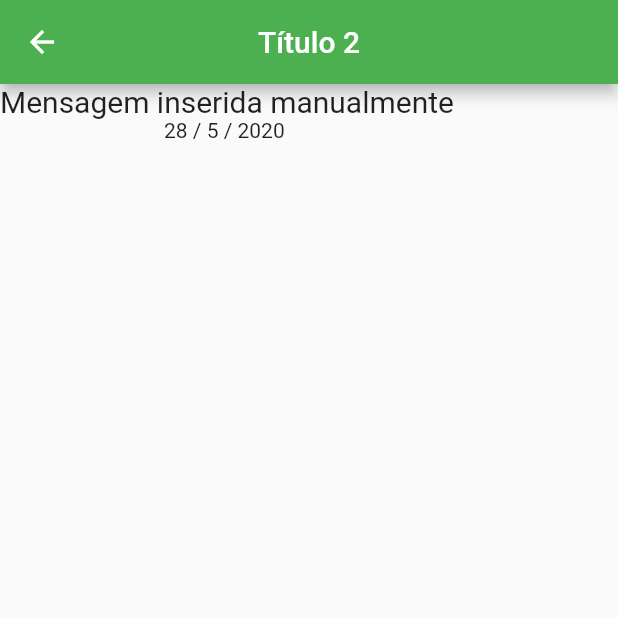
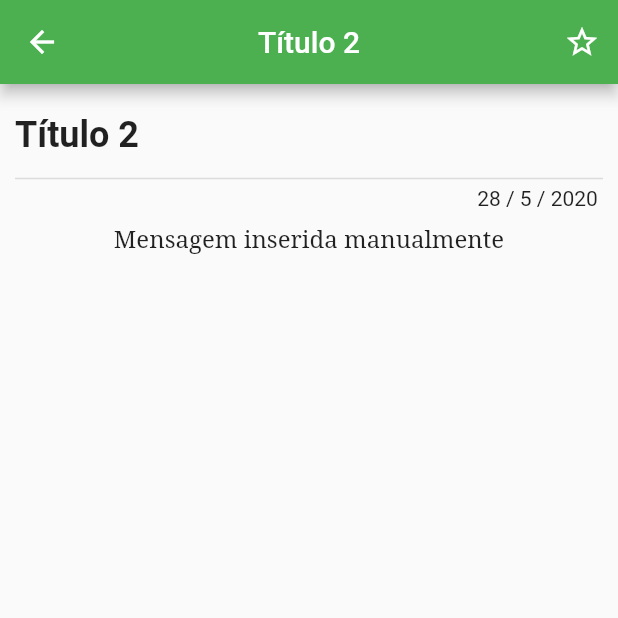
Before and after one commit to jung1989/app_comunica_if, a Flutter app: the Principal screen opened directly, after a tap on "Título 2", on a phone screen of 412 x 824 dp, the top half of it. Run offline on Flutter 3.47's test engine with Material 2 defaults, Android fonts, the phone set to English and light mode, and no system bars; Roboto replaces fonts that are missing (Raleway).

Commit message:
Atualização de todas telas.

```diff
--- a/lib/model/mensagem.dart
+++ b/lib/model/mensagem.dart
@@ -10,6 +10,7 @@ class Mensagem {
   String        conteudo;
   DateTime      dataHoraPublicacao;
   bool          lida;
+  bool          favorita;
 
 
 }
--- /dev/null
+++ b/lib/testes/banco_ficticio.dart
@@ -0,0 +1,129 @@
+
+import 'package:app_comunica_if/model/mensagem.dart';
+import 'package:app_comunica_if/model/noticia.dart';
+
+
+class BancoFiciticio {
+
+  static List<Mensagem> _mensagensBanco;
+  static List<Noticia> _noticiasBanco;
+
+  static List<Mensagem>  get mensagensBanco {
+    if(_mensagensBanco == null) {
+      _carregarMensagens();
+    }
+    return _mensagensBanco;
+  }
+
+  static List<Noticia>  get noticiasBanco {
+    if(_noticiasBanco == null) {
+      _carregarNoticias();
+    }
+    return _noticiasBanco;
+  }
+
+  static List<Mensagem>  mensagensLidas() {
+    List<Mensagem> lidas = List();
+    lidas.addAll(mensagensBanco);
+    lidas.retainWhere((mensagem) => mensagem.lida);
+    return lidas;
+  }
+
+  static List<Mensagem>  mensagensNaoLidas() {
+    List<Mensagem> naoLidas = List();
+    naoLidas.addAll(mensagensBanco);
+    naoLidas.retainWhere((mensagem) => !mensagem.lida);
+    return naoLidas;
+  }
+
+  static List<Mensagem>  mensagensFavoritas() {
+    List<Mensagem> favoritas = List();
+    favoritas.addAll(mensagensBanco);
+    favoritas.retainWhere((mensagem) => mensagem.favorita);
+    return favoritas;
+  }
+
+  static void _carregarMensagens() {
+
+    _mensagensBanco = List();
+
+    Mensagem m1 = Mensagem();
+    m1.titulo = "Título 1";
+    m1.conteudo = "Conteúdo da mensagem inserida manualmente";
+    m1.lida = true;
+    m1.favorita = true;
+    m1.dataHoraPublicacao = DateTime.now();
+    _mensagensBanco.add(m1);
+
+    Mensagem m2 = Mensagem();
+    m2.titulo = "Título 2";
+    m2.conteudo = "Mensagem inserida manualmente";
+    m2.lida = false;
+    m2.favorita = false;
+    m2.dataHoraPublicacao = DateTime.now();
+    _mensagensBanco.add(m2);
+
+    Mensagem m3;
+    for (int c = 3; c < 10; c++) {
+      m3 = Mensagem();
+      m3.titulo = "Título $c";
+      m3.conteudo = "Mensagem inserida manualmente";
+      m3.lida = false;
+      m3.favorita = false;
+      m3.dataHoraPublicacao = DateTime.now();
+      _mensagensBanco.add(m3);
+    }
+  }
+
+  static void _carregarNoticias() {
+
+    _noticiasBanco = List();
+
+    print("Carregando noticias");
+
+
+    Noticia n;
+    for (int c = 1; c < 11; c++) {
+      n = Noticia();
+      n.titulo = "Título $c iu bb ib iub ibib ib ib iub iubiubiub ";
+      n.dataHoraPublicacao = DateTime.now();
+
+      Conteudo c1 = Conteudo();
+      c1.tipo = 1;
+      c1.texto = "AIUHASIUHAihsi Iua iaU D ds dus das du sdbuisabd usab "
+          "dubduibsid sadsd usbdu sa dus dibadusabdui dusad uis dsdiusbdiu dcd";
+      n.conteudos.add(c1);
+
+      Conteudo c2 = Conteudo();
+      c2.tipo = 2;
+      c2.texto = "imagens/imagemteste.png";
+      n.conteudos.add(c2);
+
+      Conteudo c3 = Conteudo();
+      c3.tipo = 1;
+      c3.texto = "fdsdsfsdfsd u uihuihiuh uih uih u huh iuh iuhiuh iuh iuh iuh i "
+          "ojojoij j oj oij oijoij oijioj oji iijoijoijij oij iojoi joi j"
+          "osdhfsdhi uhdiuhsiu hfusidhf iusdhuifh  io oih oih oih oih ioh ioh h"
+          " hoh oi hoi hoi ho iho ihoihoihoi hoihoihoi hoih iohoi hoihoihoih oh "
+          "iu hu hiuhiuhiuhi uhiu hiuhiuhiuhiu huihiuhuh iuhiuhiu hiu hiuh iuh "
+          "uh iuhiu hiu hiuh iuhi uhiu huihuihiu uihiu hiuh uihiuhi uhiu hui"
+          " iuhiuh iuh iuh iuh iuhiuhuihiuhuihu ii gyug uguy gyug yug ";
+      n.conteudos.add(c3);
+      n.conteudos.add(c3);
+      n.conteudos.add(c3);
+
+      Conteudo c4 = Conteudo();
+      c4.tipo = 2;
+      c4.texto = "imagens/imagemteste.png";
+      n.conteudos.add(c4);
+
+      Conteudo c5 = Conteudo();
+      c5.tipo = 3;
+      c5.texto = "http://www.ifsul.edu.br/";
+      n.conteudos.add(c5);
+
+      _noticiasBanco.add(n);
+    }
+  }
+
+}
--- /dev/null
+++ b/lib/ui/card_mensagem.dart
@@ -0,0 +1,68 @@
+import 'package:app_comunica_if/model/mensagem.dart';
+import 'package:app_comunica_if/testes/banco_ficticio.dart';
+import 'package:flutter/material.dart';
+
+import 'ler_mensagem.dart';
+
+Widget mensagemCard(BuildContext context, int index, int filtro) {
+  List<Mensagem> listaTemporaria;
+  switch(filtro) {
+    case 0:
+      listaTemporaria = BancoFiciticio.mensagensBanco;
+      break;
+    case 1:
+      listaTemporaria = BancoFiciticio.mensagensLidas();
+      break;
+    case 2:
+      listaTemporaria = BancoFiciticio.mensagensNaoLidas();
+      break;
+    case 3:
+      listaTemporaria = BancoFiciticio.mensagensFavoritas();
+      break;
+  }
+
+  return GestureDetector(
+    onTap: () {
+      listaTemporaria[index].lida = true;
+      Navigator.push(
+          context,
+          MaterialPageRoute(
+              builder: (context) => LerMensagem(listaTemporaria[index])));
+    },
+    child: Card(
+      child: Padding(
+        padding: EdgeInsets.all(10),
+        child: Row(
+          children: <Widget>[
+            CircleAvatar(
+              backgroundColor: Colors.green,
+              child:  Icon(
+                listaTemporaria[index].lida ? Icons.drafts : Icons.email,
+              ),
+            ),
+
+            SizedBox(
+              width: 10,
+            ),
+            Column(
+              crossAxisAlignment: CrossAxisAlignment.start,
+              children: <Widget>[
+                Text(
+                  listaTemporaria[index].titulo,
+                  style: TextStyle(
+                    fontSize: 24,
+                    fontWeight: FontWeight.bold
+                  ),
+                ),
+                Text(
+                  "${listaTemporaria[index].conteudo.substring(0, 20)}...",
+                  style: TextStyle(fontSize: 16, color: Colors.black54),
+                ),
+              ],
+            )
+          ],
+        ),
+      ),
+    ),
+  );
+}
--- a/lib/ui/lerMensagem.dart
+++ /dev/null
@@ -1,35 +0,0 @@
-import 'package:app_comunica_if/model/mensagem.dart';
-import 'package:flutter/material.dart';
-
-class LerMensagem extends StatelessWidget {
-
-  Mensagem _mensagem;
-
-  LerMensagem(Mensagem mensagem) {
-    this._mensagem = mensagem;
-  }
-
-  @override
-  Widget build(BuildContext context) {
-    return Scaffold(
-      appBar: AppBar(
-        title: Text(_mensagem.titulo),
-        centerTitle: true,
-      ),
-      body: SingleChildScrollView(
-        child: Column(
-          children: <Widget>[
-            Text(_mensagem.conteudo, style: TextStyle(fontSize: 20),),
-            Text(formatarMensagem())
-          ],
-        ),
-      ),
-    );
-  }
-
-  String formatarMensagem() {
-    return "${_mensagem.dataHoraPublicacao.day} / "
-           "${_mensagem.dataHoraPublicacao.month} / "
-           "${_mensagem.dataHoraPublicacao.year} ";
-  }
-}
--- /dev/null
+++ b/lib/ui/ler_mensagem.dart
@@ -0,0 +1,90 @@
+import 'package:app_comunica_if/model/mensagem.dart';
+import 'package:flutter/material.dart';
+
+Mensagem mensagem;
+
+class LerMensagem extends StatefulWidget {
+  LerMensagem(Mensagem m) {
+    mensagem = m;
+  }
+
+  @override
+  _LerMensagemState createState() => _LerMensagemState();
+}
+
+class _LerMensagemState extends State<LerMensagem> {
+  @override
+  Widget build(BuildContext context) {
+    return Scaffold(
+      appBar: AppBar(
+        title: Text(mensagem.titulo),
+        actions: <Widget>[
+          IconButton(
+            icon: Icon(mensagem.favorita ? Icons.star : Icons.star_border),
+            onPressed: () {
+              setState(() {
+                mensagem.favorita = !mensagem.favorita;
+                print("Mensagem ${mensagem.titulo} favoritada");
+              });
+            },
+          )
+        ],
+        centerTitle: true,
+      ),
+      body: SingleChildScrollView(
+        child: montarMensagem(),
+      ),
+    );
+  }
+
+  Widget montarMensagem() {
+    return Column(
+      mainAxisAlignment: MainAxisAlignment.start,
+      children: <Widget>[
+        Padding(
+          padding: EdgeInsets.only(left: 10, right: 10, top: 20, bottom: 10),
+          child: Row(
+            crossAxisAlignment: CrossAxisAlignment.end,
+            children: <Widget>[
+              Expanded(
+                child: Text(
+                  mensagem.titulo,
+                  style: TextStyle(fontSize: 24, fontWeight: FontWeight.bold),
+                ),
+              ),
+            ],
+          ),
+        ),
+        Divider(
+          height: 10,
+          thickness: 1,
+          indent: 10,
+          endIndent: 10,
+        ),
+        Padding(
+          padding: EdgeInsets.only(right: 10, bottom: 10),
+          child: Row(
+            mainAxisAlignment: MainAxisAlignment.end,
+            children: <Widget>[
+              Text(
+                formatarDataHora(),
+                //formatar data e hora da noticia
+              )
+            ],
+          ),
+        ),
+        Padding(
+            padding: EdgeInsets.only(left: 10, right: 10, bottom: 10),
+            child: Text(mensagem.conteudo,
+                textAlign: TextAlign.left,
+                style: TextStyle(fontSize: 16, fontFamily: 'Serif')))
+      ],
+    );
+  }
+
+  String formatarDataHora() {
+    return "${mensagem.dataHoraPublicacao.day} / "
+        "${mensagem.dataHoraPublicacao.month} / "
+        "${mensagem.dataHoraPublicacao.year} ";
+  }
+}
--- a/lib/ui/principal.dart
+++ b/lib/ui/principal.dart
@@ -1,8 +1,12 @@
 import 'package:app_comunica_if/model/mensagem.dart';
-import 'package:app_comunica_if/ui/lerMensagem.dart';
+import 'package:app_comunica_if/model/noticia.dart';
+import 'package:app_comunica_if/testes/banco_ficticio.dart';
+import 'package:app_comunica_if/ui/ler_mensagem.dart';
 import 'package:flutter/material.dart';
 
-import '../main.dart';
+import 'card_mensagem.dart';
+import 'card_noticia.dart';
+import 'ler_noticia.dart';
 
 class Principal extends StatefulWidget {
   @override
@@ -10,78 +14,112 @@ class Principal extends StatefulWidget {
 }
 
 class _PrincipalState extends State<Principal> {
-
-  List<Mensagem> mensagens = List();
+  List<Mensagem> mensagens;
 
   @override
   Widget build(BuildContext context) {
-    mensagens = mensagensBanco;
-    return Scaffold(
-      appBar: AppBar (
+    mensagens = BancoFiciticio.mensagensBanco;
+    return DefaultTabController(
+        length: 4,
+        child: Scaffold(
+          appBar: AppBar(
+            bottom: TabBar(
+              tabs: [
+                Tab(
+                    icon: BancoFiciticio.mensagensNaoLidas().length>0
+                        ? Icon(Icons.chat)
+                        : Icon(Icons.chat_bubble_outline)
+                    ),
+                Tab(icon: Icon(Icons.description)),
+                Tab(icon: Icon(Icons.star)),
+                Tab(icon: Icon(Icons.archive )),
+
+              ],
+            ),
             centerTitle: true,
             title: Text("Principal"),
             actions: <Widget>[
-          IconButton(
-            icon: Icon(Icons.sort),
-          ),
-          IconButton(
-            icon: Icon(Icons.markunread),
-          ),
               IconButton(
                 icon: Icon(Icons.settings),
               )
             ],
           ),
-      body: listaMensagens(),
+          body: TabBarView(
+            children: [
+              listaMensagensNaoLidas(),
+              listaNoticias(),
+              listaMensagensFavoritas(),
+              listaMensagensLidas(),
 
+            ],
+          ),
+        ));
+  }
 
-
-    );
+  Widget listaNoticias() {
+    return ListView.builder(
+        padding: EdgeInsets.all(15.0),
+        itemCount: BancoFiciticio.noticiasBanco.length,
+        itemBuilder: (context, index) {
+          return noticiaCard(context, index);
+        });
   }
 
   Widget listaMensagens() {
+    print("Tamanho ${BancoFiciticio.mensagensBanco.length}");
     return ListView.builder(
         padding: EdgeInsets.all(15.0),
         itemCount: mensagens.length,
         itemBuilder: (context, index) {
-          return _mensagemCard(context, index);
+          return mensagemCard(context, index, 0);
         });
   }
 
-  Widget _mensagemCard(BuildContext context, int index) {
-    return GestureDetector(
-      onTap: () {
-        setState(() {
-          mensagens[index].lida = true;
-          print("tap ${mensagens[index].lida}");
+  Widget listaMensagensLidas() {
+    return ListView.builder(
+        padding: EdgeInsets.all(15.0),
+        itemCount: BancoFiciticio.mensagensLidas().length,
+        itemBuilder: (
+          context,
+          index,
+        ) {
+          return mensagemCard(context, index, 1);
         });
-        Navigator.push(
-            context, MaterialPageRoute(builder: (context) => LerMensagem(mensagens[index])));
-      },
-      child: Card(
-        child: Padding(
-          padding: EdgeInsets.all(10),
-          child: Row(
-            children: <Widget>[
-              Icon(mensagens[index].lida?Icons.drafts:Icons.email, size: 50, color: Colors.green,),
-              SizedBox(
-                width: 10,
-              ),
-              Column(
-                crossAxisAlignment: CrossAxisAlignment.start,
-                children: <Widget>[
-                  Text(mensagens[index].titulo,
-                    style: TextStyle(fontSize: 25),),
-                  Text("${mensagens[index].conteudo.substring(0,20)}...",
-                    style: TextStyle(fontSize: 20, color: Colors.black12),),
-                ],
-              )
-            ],
-          ),
-        ),
-      ),
-    );
+  }
+
+  Widget listaMensagensNaoLidas() {
+    return ListView.builder(
+        padding: EdgeInsets.all(15.0),
+        itemCount: BancoFiciticio.mensagensNaoLidas().length,
+        itemBuilder: (
+          context,
+          index,
+        ) {
+          return mensagemCard(context, index, 2);
+        });
+  }
+
+  Widget listaMensagensFavoritas() {
+    return ListView.builder(
+        padding: EdgeInsets.all(15.0),
+        itemCount: BancoFiciticio.mensagensFavoritas().length,
+        itemBuilder: (
+            context,
+            index,
+            ) {
+          return mensagemCard(context, index, 3);
+        });
   }
 
 
+
+
+
+
+
+
+
+
+
+
 }
--- a/pubspec.yaml
+++ b/pubspec.yaml
@@ -23,6 +23,8 @@ dependencies:
   # The following adds the Cupertino Icons font to your application.
   # Use with the CupertinoIcons class for iOS style icons.
   cupertino_icons: ^0.1.2
+  url_launcher: ^5.4.10
+  google_fonts: any
 
 dev_dependencies:
   flutter_test:
@@ -41,8 +43,8 @@ flutter:
   uses-material-design: true
 
   # To add assets to your application, add an assets section, like this:
-  # assets:
-  #  - images/a_dot_burr.jpeg
+  assets:
+    - imagens/imagemteste.png
   #  - images/a_dot_ham.jpeg
 
   # An image asset can refer to one or more resolution-specific "variants", see
```
Also changed, not shown: lib/main.dart (+2 -32 lines), lib/model/noticia.dart (added, +17 -0 lines), lib/ui/card_noticia.dart (added, +58 -0 lines), lib/ui/ler_noticia.dart (added, +34 -0 lines), lib/ui/montar_noticia.dart (added, +98 -0 lines), imagens/imagemteste.png (added), pubspec.lock. Lines whose indentation alone changed are shown as unchanged.
